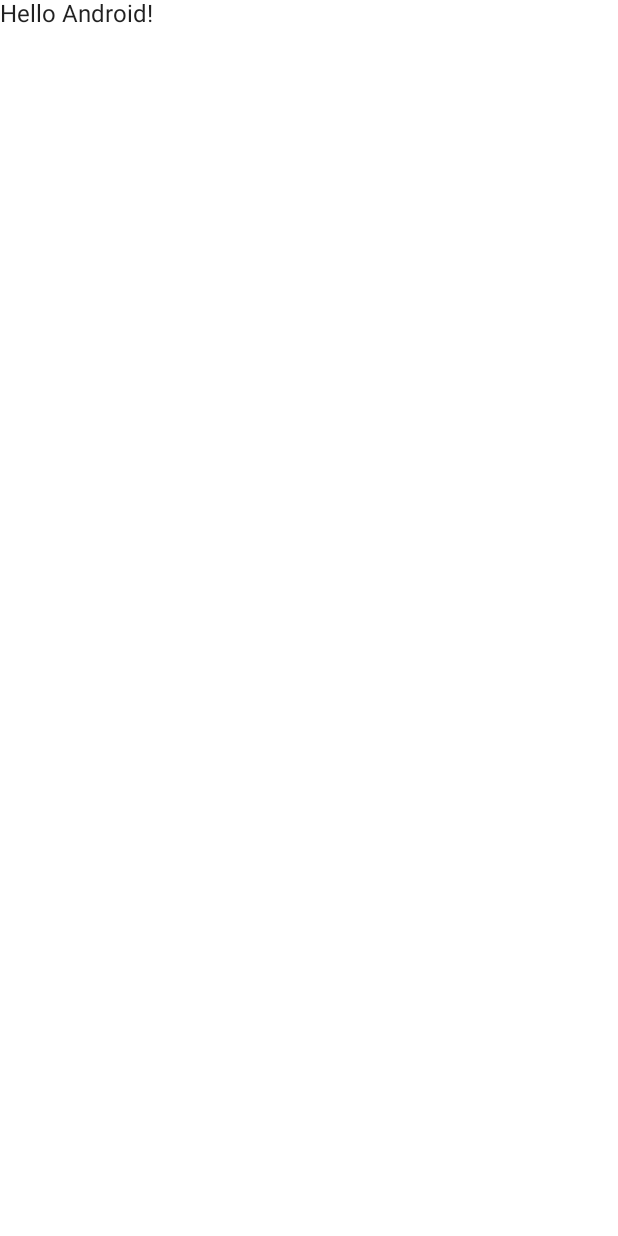
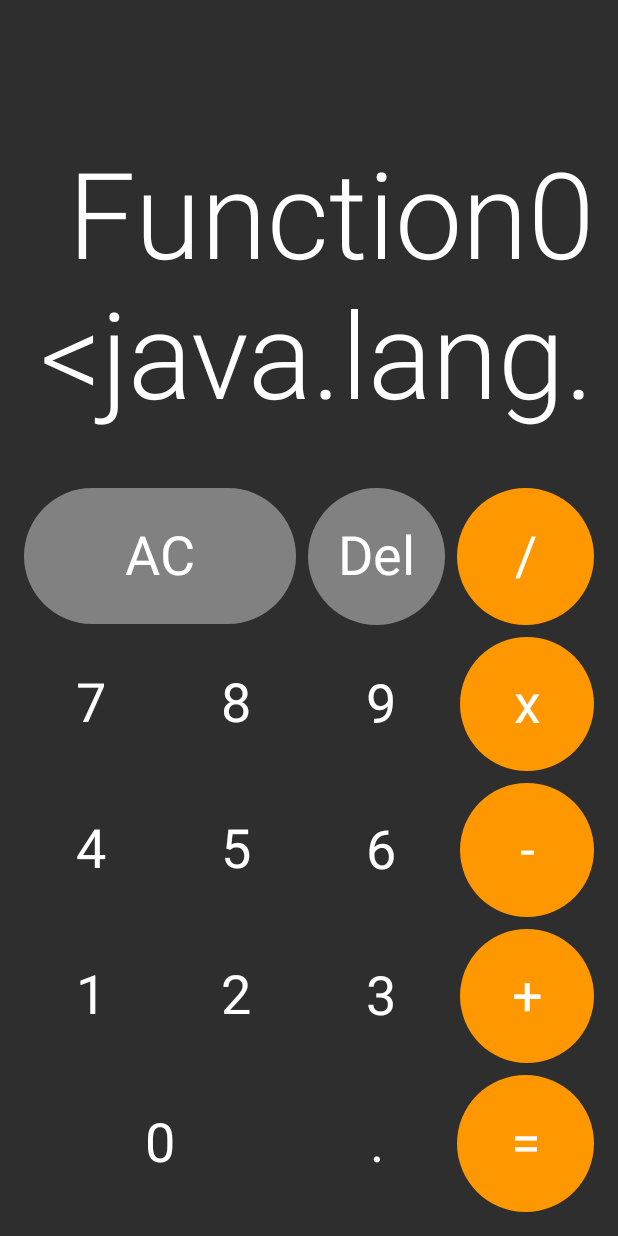
Before and after one commit to ashutosh1234ojha/jetpackComposeCalculator, an Android app built with Jetpack Compose: the screen it shows after launch (MainActivity), on a phone screen of 412 x 824 dp. Before the commit the screen is almost empty. Run offline under Robolectric (Android 15) with nearby library versions, the phone set to English and light mode, and no system bars.

Commit message:
UI added

```diff
--- /dev/null
+++ b/app/src/main/java/com/example/jetpackcomposecalculator/Calculator.kt
@@ -0,0 +1,266 @@
+package com.example.jetpackcomposecalculator
+
+import androidx.compose.foundation.background
+import androidx.compose.foundation.layout.*
+import androidx.compose.material.Text
+import androidx.compose.runtime.Composable
+import androidx.compose.ui.Alignment
+import androidx.compose.ui.Modifier
+import androidx.compose.ui.graphics.Color
+import androidx.compose.ui.text.font.FontWeight
+import androidx.compose.ui.text.style.TextAlign
+import androidx.compose.ui.unit.Dp
+import androidx.compose.ui.unit.dp
+import androidx.compose.ui.unit.sp
+import com.example.jetpackcomposecalculator.ui.theme.LightGray
+import com.example.jetpackcomposecalculator.ui.theme.MediumGray
+import com.example.jetpackcomposecalculator.ui.theme.Orange
+
+@Composable
+fun Calculator(
+    state: CalculatorState,
+    buttonSpacing: Dp = 8.dp,
+    modifier: Modifier = Modifier,
+    onAction: (CalculatorActions) -> Unit
+) {
+
+    Box(modifier = modifier) {
+        Column(
+            modifier = Modifier
+                .fillMaxWidth()
+                .align(Alignment.BottomCenter),
+            verticalArrangement = Arrangement.spacedBy(buttonSpacing)
+        ) {
+
+            Text(text = state.number1 + { state.operation ?: "" } + state.number2,
+                textAlign = TextAlign.End,
+                modifier = Modifier
+                    .fillMaxWidth()
+                    .padding(vertical = 32.dp),
+                fontWeight = FontWeight.Light,
+                fontSize = 80.sp,
+                color = Color.White,
+                maxLines = 2)
+
+            Row(
+                modifier = Modifier.fillMaxWidth(),
+                horizontalArrangement = Arrangement.spacedBy(buttonSpacing)
+            ) {
+
+                CalculatorButton(
+                    btnText = "AC",
+                    modifier = Modifier
+                        .background(color = LightGray)
+                        .aspectRatio(2f)
+                        .weight(2f), onClick = { onAction(CalculatorActions.Clear) }
+                )
+                CalculatorButton(
+                    btnText = "Del",
+                    modifier = Modifier
+                        .background(color = LightGray)
+                        .aspectRatio(1f)
+                        .weight(1f), onClick = { onAction(CalculatorActions.Delete) }
+                )
+                CalculatorButton(
+                    btnText = "/",
+                    modifier = Modifier
+                        .background(color = Orange)
+                        .aspectRatio(1f)
+                        .weight(1f),
+                    onClick = { onAction(CalculatorActions.Operation(CalculatorOperations.Division)) }
+                )
+
+
+            }
+
+            Row(
+                modifier = Modifier.fillMaxWidth(),
+                horizontalArrangement = Arrangement.spacedBy(buttonSpacing)
+            ) {
+
+                CalculatorButton(
+                    btnText = "7",
+                    modifier = Modifier
+                        .background(color = MediumGray)
+                        .aspectRatio(1f)
+                        .weight(1f), onClick = { onAction(CalculatorActions.Number(7)) }
+                )
+                CalculatorButton(
+                    btnText = "8",
+                    modifier = Modifier
+                        .background(color = MediumGray)
+                        .aspectRatio(1f)
+                        .weight(1f), onClick = { onAction(CalculatorActions.Number(8)) }
+                )
+                CalculatorButton(
+                    btnText = "9",
+                    modifier = Modifier
+                        .background(color = MediumGray)
+                        .aspectRatio(1f)
+                        .weight(1f), onClick = { onAction(CalculatorActions.Number(9)) }
+                )
+                CalculatorButton(
+                    btnText = "x",
+                    modifier = Modifier
+                        .background(color = Orange)
+                        .aspectRatio(1f)
+                        .weight(1f),
+                    onClick = { onAction(CalculatorActions.Operation(CalculatorOperations.Multiplication)) }
+                )
+
+
+            }
+
+            Row(
+                modifier = Modifier.fillMaxWidth(),
+                horizontalArrangement = Arrangement.spacedBy(buttonSpacing)
+            ) {
+
+                CalculatorButton(
+                    btnText = "4",
+                    modifier = Modifier
+                        .background(color = MediumGray)
+                        .aspectRatio(1f)
+                        .weight(1f), onClick = { onAction(CalculatorActions.Number(4)) }
+                )
+                CalculatorButton(
+                    btnText = "5",
+                    modifier = Modifier
+                        .background(color = MediumGray)
+                        .aspectRatio(1f)
+                        .weight(1f), onClick = { onAction(CalculatorActions.Number(5)) }
+                )
+                CalculatorButton(
+                    btnText = "6",
+                    modifier = Modifier
+                        .background(color = MediumGray)
+                        .aspectRatio(1f)
+                        .weight(1f), onClick = { onAction(CalculatorActions.Number(6)) }
+                )
+                CalculatorButton(
+                    btnText = "-",
+                    modifier = Modifier
+                        .background(color = Orange)
+                        .aspectRatio(1f)
+                        .weight(1f),
+                    onClick = { onAction(CalculatorActions.Operation(CalculatorOperations.Subtraction)) }
+                )
+
+
+
+            }
+
+            Row(
+                modifier = Modifier.fillMaxWidth(),
+                horizontalArrangement = Arrangement.spacedBy(buttonSpacing)
+            ) {
+
+                CalculatorButton(
+                    btnText = "1",
+                    modifier = Modifier
+                        .background(color = MediumGray)
+                        .aspectRatio(1f)
+                        .weight(1f), onClick = { onAction(CalculatorActions.Number(1)) }
+                )
+                CalculatorButton(
+                    btnText = "2",
+                    modifier = Modifier
+                        .background(color = MediumGray)
+                        .aspectRatio(1f)
+                        .weight(1f), onClick = { onAction(CalculatorActions.Number(2)) }
+                )
+                CalculatorButton(
+                    btnText = "3",
+                    modifier = Modifier
+                        .background(color = MediumGray)
+                        .aspectRatio(1f)
+                        .weight(1f), onClick = { onAction(CalculatorActions.Number(3)) }
+                )
+                CalculatorButton(
+                    btnText = "+",
+                    modifier = Modifier
+                        .background(color = Orange)
+                        .aspectRatio(1f)
+                        .weight(1f),
+                    onClick = { onAction(CalculatorActions.Operation(CalculatorOperations.Addition)) }
+                )
+
+
+            }
+
+            Row(
+                modifier = Modifier.fillMaxWidth(),
+                horizontalArrangement = Arrangement.spacedBy(buttonSpacing)
+            ) {
+
+                CalculatorButton(
+                    btnText = "0",
+                    modifier = Modifier
+                        .background(color = MediumGray)
+                        .aspectRatio(2f)
+                        .weight(2f), onClick = { onAction(CalculatorActions.Number(0)) }
+                )
+                CalculatorButton(
+                    btnText = ".",
+                    modifier = Modifier
+                        .background(color = MediumGray)
+                        .aspectRatio(1f)
+                        .weight(1f), onClick = { onAction(CalculatorActions.Decimal) }
+                )
+                CalculatorButton(
+                    btnText = "=",
+                    modifier = Modifier
+                        .background(color = Orange)
+                        .aspectRatio(1f)
+                        .weight(1f), onClick = { onAction(CalculatorActions.Calculate) }
+                )
+
+
+
+            }
+        }
+
+    }
+}
+
+//@Composable
+//fun CalculatorRow(
+//    buttonSpacing: Dp,
+//    onAction: (CalculatorActions) -> Unit,
+//    buttonTextTriplet: Triple<String, String, String>,
+//    backgroundColorTriplet: Triple<Color, Color, Color>,
+//    aspectRationTriplet: Triple<Float, Float, Float>,
+//    weightTriplet: Triple<Float, Float, Float>,
+//    actionTriplet: Triple<CalculatorActions, CalculatorActions, CalculatorActions>,
+//) {
+//    Row(
+//        modifier = Modifier.fillMaxWidth(),
+//        horizontalArrangement = Arrangement.spacedBy(buttonSpacing)
+//    ) {
+//
+//        CalculatorButton(
+//            btnText = buttonTextTriplet.first,
+//            modifier = Modifier
+//                .background(color = backgroundColorTriplet.first)
+//                .aspectRatio(aspectRationTriplet.first)
+//                .weight(weightTriplet.first), onClick = { onAction(actionTriplet.first) }
+//        )
+//        CalculatorButton(
+//            btnText = buttonTextTriplet.second,
+//            modifier = Modifier
+//                .background(color = backgroundColorTriplet.second)
+//                .aspectRatio(aspectRationTriplet.second)
+//                .weight(weightTriplet.second), onClick = { onAction(actionTriplet.second) }
+//        )
+//        CalculatorButton(
+//            btnText = buttonTextTriplet.third,
+//            modifier = Modifier
+//                .background(color = backgroundColorTriplet.third)
+//                .aspectRatio(aspectRationTriplet.third)
+//                .weight(weightTriplet.third),
+//            onClick = { onAction(actionTriplet.third) }
+//        )
+//
+//
+//    }
+//}
--- /dev/null
+++ b/app/src/main/java/com/example/jetpackcomposecalculator/CalculatorActions.kt
@@ -0,0 +1,10 @@
+package com.example.jetpackcomposecalculator
+
+sealed class CalculatorActions {
+    data class Number(val number: Int) : CalculatorActions()
+    object Clear:CalculatorActions()
+    object Delete:CalculatorActions()
+    object Decimal:CalculatorActions()
+    object Calculate:CalculatorActions()
+    data class Operation(val operations: CalculatorOperations):CalculatorActions()
+}
--- /dev/null
+++ b/app/src/main/java/com/example/jetpackcomposecalculator/CalculatorButton.kt
@@ -0,0 +1,25 @@
+package com.example.jetpackcomposecalculator
+
+import androidx.compose.foundation.clickable
+import androidx.compose.foundation.layout.Box
+import androidx.compose.foundation.shape.CircleShape
+import androidx.compose.material.Text
+import androidx.compose.runtime.Composable
+import androidx.compose.ui.Alignment
+import androidx.compose.ui.Modifier
+import androidx.compose.ui.draw.clip
+import androidx.compose.ui.graphics.Color
+import androidx.compose.ui.unit.sp
+
+@Composable
+fun CalculatorButton(btnText: String, modifier: Modifier, onClick: () -> Unit) {
+    Box(
+        contentAlignment = Alignment.Center,
+        modifier = Modifier
+            .clip(CircleShape)
+            .clickable { onClick() }
+            .then(modifier)
+    ) {
+        Text(text = btnText, fontSize = 36.sp, color = Color.White)
+    }
+}
--- /dev/null
+++ b/app/src/main/java/com/example/jetpackcomposecalculator/CalculatorOperations.kt
@@ -0,0 +1,9 @@
+package com.example.jetpackcomposecalculator
+
+sealed class CalculatorOperations(val operations:String){
+    object Addition:CalculatorOperations("+")
+    object Subtraction:CalculatorOperations("-")
+    object Multiplication:CalculatorOperations("*")
+    object Division:CalculatorOperations("/")
+
+}
--- /dev/null
+++ b/app/src/main/java/com/example/jetpackcomposecalculator/CalculatorState.kt
@@ -0,0 +1,7 @@
+package com.example.jetpackcomposecalculator
+
+data class CalculatorState(
+    val number1: String = "",
+    val number2: String = "",
+    val operation: CalculatorOperations? = null
+)
--- /dev/null
+++ b/app/src/main/java/com/example/jetpackcomposecalculator/CalculatorViewModel.kt
@@ -0,0 +1,45 @@
+package com.example.jetpackcomposecalculator
+
+import androidx.compose.runtime.getValue
+import androidx.compose.runtime.mutableStateOf
+import androidx.compose.runtime.setValue
+import androidx.lifecycle.ViewModel
+
+class CalculatorViewModel : ViewModel() {
+    var state by mutableStateOf(CalculatorState())
+
+    fun onAction(actions: CalculatorActions) {
+
+        when (actions) {
+            CalculatorActions.Calculate -> performCalculation()
+            CalculatorActions.Clear -> state = CalculatorState()
+            CalculatorActions.Decimal -> enterDecimal()
+            CalculatorActions.Delete -> performDeletion()
+            is CalculatorActions.Number -> enterNumber(actions.number)
+            is CalculatorActions.Operation -> enterOperations(actions.operations)
+        }
+    }
+
+    private fun enterNumber(number: Int) {
+
+    }
+
+    private fun performDeletion() {
+        TODO("Not yet implemented")
+    }
+
+    private fun enterDecimal() {
+        TODO("Not yet implemented")
+    }
+
+    private fun enterOperations(operations: CalculatorOperations) {
+
+        if (state.number1.isNotBlank()){
+           // state=state.copy(operation=operations)
+        }
+    }
+
+    private fun performCalculation() {
+        TODO("Not yet implemented")
+    }
+}
--- a/app/src/main/java/com/example/jetpackcomposecalculator/MainActivity.kt
+++ b/app/src/main/java/com/example/jetpackcomposecalculator/MainActivity.kt
@@ -3,41 +3,42 @@ package com.example.jetpackcomposecalculator
 import android.os.Bundle
 import androidx.activity.ComponentActivity
 import androidx.activity.compose.setContent
+import androidx.compose.foundation.background
 import androidx.compose.foundation.layout.fillMaxSize
+import androidx.compose.foundation.layout.padding
 import androidx.compose.material.MaterialTheme
 import androidx.compose.material.Surface
 import androidx.compose.material.Text
 import androidx.compose.runtime.Composable
 import androidx.compose.ui.Modifier
+import androidx.compose.ui.graphics.Color
+import androidx.compose.ui.graphics.Color.Companion.DarkGray
 import androidx.compose.ui.tooling.preview.Preview
+import androidx.compose.ui.unit.dp
+import androidx.lifecycle.viewmodel.compose.viewModel
 import com.example.jetpackcomposecalculator.ui.theme.JetpackComposeCalculatorTheme
+import com.example.jetpackcomposecalculator.ui.theme.MediumGray
 
 class MainActivity : ComponentActivity() {
     override fun onCreate(savedInstanceState: Bundle?) {
         super.onCreate(savedInstanceState)
         setContent {
             JetpackComposeCalculatorTheme {
-                // A surface container using the 'background' color from the theme
-                Surface(
-                    modifier = Modifier.fillMaxSize(),
-                    color = MaterialTheme.colors.background
-                ) {
-                    Greeting("Android")
-                }
+
+                val viewModel = viewModel<CalculatorViewModel>()
+                val state = viewModel.state
+                val buttonSpacing = 8.dp
+
+                Calculator(
+                    state = state,
+                    onAction = viewModel::onAction,
+                    buttonSpacing = buttonSpacing,
+                    modifier = Modifier
+                        .fillMaxSize()
+                        .background(MediumGray)
+                        .padding(16.dp)
+                )
             }
         }
     }
 }
-
-@Composable
-fun Greeting(name: String) {
-    Text(text = "Hello $name!")
-}
-
-@Preview(showBackground = true)
-@Composable
-fun DefaultPreview() {
-    JetpackComposeCalculatorTheme {
-        Greeting("Android")
-    }
-}
--- a/app/src/main/java/com/example/jetpackcomposecalculator/ui/theme/Color.kt
+++ b/app/src/main/java/com/example/jetpackcomposecalculator/ui/theme/Color.kt
@@ -6,3 +6,7 @@ val Purple200 = Color(0xFFBB86FC)
 val Purple500 = Color(0xFF6200EE)
 val Purple700 = Color(0xFF3700B3)
 val Teal200 = Color(0xFF03DAC5)
+
+val MediumGray = Color(0xFF2E2E2E)
+val LightGray = Color(0xFF818181)
+val Orange = Color(0xFFFF9800)
```
Also changed, not shown: app/build.gradle (+8 -0 lines).
